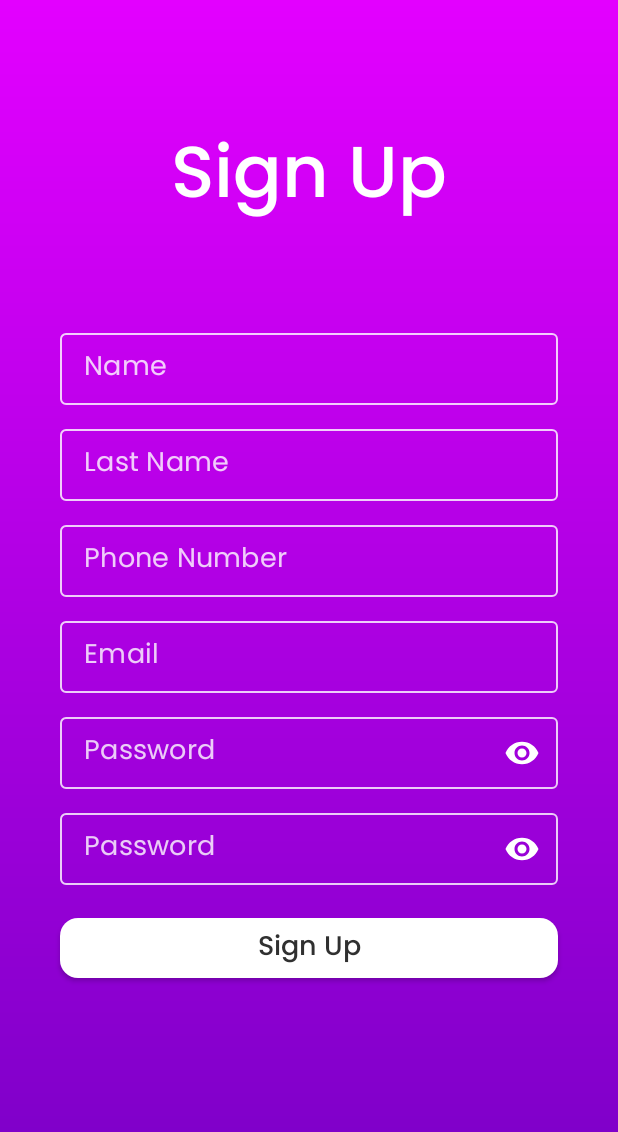
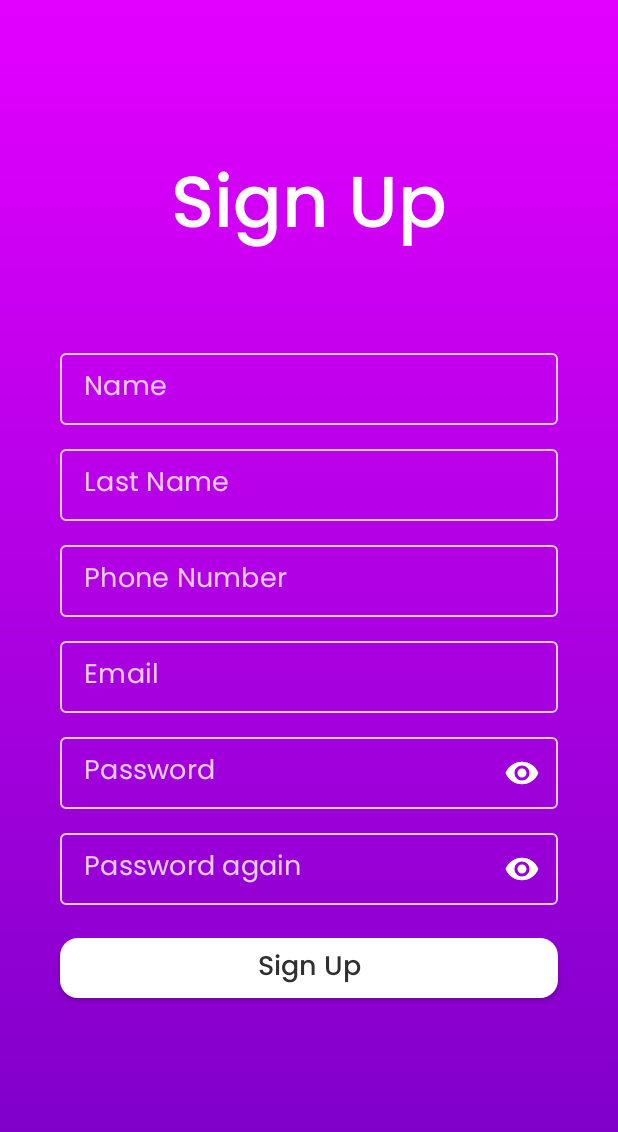
Before and after one commit to amoralesc/UWheels, an Android app: the SignUpFragment screen opened through its navigation route, on a phone screen of 412 x 824 dp. Shown: the top 1132 px of the screen. Run offline under Robolectric (Android 15) with nearby library versions, the phone set to English and light mode, and no system bars; our stand-ins replace navigation-ui.

Commit message:
Update fragment sign up view elements placing

```diff
--- a/app/src/main/res/layout/fragment_login.xml
+++ b/app/src/main/res/layout/fragment_login.xml
@@ -11,11 +11,11 @@
 	tools:context=".ui.login.LoginFragment">
 
 	<androidx.constraintlayout.widget.Guideline
-		android:id="@+id/guidelineHorizontalDivider"
+		android:id="@+id/guidelineHorizontalMiddle"
 		android:layout_width="wrap_content"
 		android:layout_height="wrap_content"
 		android:orientation="horizontal"
-		app:layout_constraintGuide_percent="0.58" />
+		app:layout_constraintGuide_percent="0.6" />
 
 	<TextView
 		android:id="@+id/textLogin"
@@ -106,7 +106,7 @@
 		android:layout_height="wrap_content"
 		android:layout_marginBottom="@dimen/margin_between_elements"
 		android:theme="@style/Widget.UWheels.TextInputLayout.OutlinedBox.Light"
-		app:layout_constraintBottom_toTopOf="@id/guidelineHorizontalDivider"
+		app:layout_constraintBottom_toTopOf="@id/guidelineHorizontalMiddle"
 		app:layout_constraintEnd_toEndOf="parent"
 		app:layout_constraintStart_toStartOf="parent"
 		app:passwordToggleEnabled="true"
@@ -132,7 +132,7 @@
 		app:backgroundTint="@null"
 		app:layout_constraintEnd_toEndOf="parent"
 		app:layout_constraintStart_toStartOf="parent"
-		app:layout_constraintTop_toTopOf="@id/guidelineHorizontalDivider" />
+		app:layout_constraintTop_toTopOf="@id/guidelineHorizontalMiddle" />
 
 	<TextView
 		android:id="@+id/forgotPassword"
@@ -167,6 +167,7 @@
 		style="@style/Widget.UWheels.ButtonPrimary.Medium"
 		android:layout_width="match_parent"
 		android:layout_height="wrap_content"
+		android:contentDescription="@string/press_to_sign_up"
 		android:layout_marginTop="@dimen/margin_between_elements"
 		android:text="@string/sign_up"
 		app:backgroundTint="@null"
--- a/app/src/main/res/layout/fragment_sign_up.xml
+++ b/app/src/main/res/layout/fragment_sign_up.xml
@@ -12,11 +12,11 @@
 	tools:context=".ui.signup.SignUpFragment">
 
 	<androidx.constraintlayout.widget.Guideline
-		android:id="@+id/guidelineHorizontalStart"
+		android:id="@+id/guidelineHorizontalMiddle"
 		android:layout_width="wrap_content"
 		android:layout_height="wrap_content"
 		android:orientation="horizontal"
-		app:layout_constraintGuide_percent="0.26" />
+		app:layout_constraintGuide_percent="0.6" />
 
 	<TextView
 		android:id="@+id/textSignUp"
@@ -26,20 +26,22 @@
 		android:text="@string/sign_up"
 		android:textAppearance="@style/TextAppearance.MaterialComponents.Headline3"
 		android:textColor="@color/white"
-		app:layout_constraintBottom_toTopOf="@+id/guidelineHorizontalStart"
+		app:layout_constraintBottom_toTopOf="@id/layoutName"
 		app:layout_constraintEnd_toEndOf="parent"
 		app:layout_constraintStart_toStartOf="parent"
-		app:layout_constraintTop_toTopOf="parent" />
+		app:layout_constraintTop_toTopOf="parent"
+		app:layout_constraintVertical_bias="0.6" />
 
 	<com.google.android.material.textfield.TextInputLayout
 		android:id="@+id/layoutName"
 		style="@style/Widget.UWheels.TextInputLayout.OutlinedBox.Light"
 		android:layout_width="match_parent"
 		android:layout_height="wrap_content"
+		android:layout_marginBottom="@dimen/margin_between_elements"
 		android:theme="@style/Widget.UWheels.TextInputLayout.OutlinedBox.Light"
+		app:layout_constraintBottom_toTopOf="@id/layoutLastName"
 		app:layout_constraintEnd_toEndOf="parent"
-		app:layout_constraintStart_toStartOf="parent"
-		app:layout_constraintTop_toTopOf="@id/guidelineHorizontalStart">
+		app:layout_constraintStart_toStartOf="parent">
 
 		<com.google.android.material.textfield.TextInputEditText
 			android:id="@+id/name"
@@ -56,11 +58,11 @@
 		style="@style/Widget.UWheels.TextInputLayout.OutlinedBox.Light"
 		android:layout_width="match_parent"
 		android:layout_height="wrap_content"
-		android:layout_marginTop="@dimen/margin_between_elements"
+		android:layout_marginBottom="@dimen/margin_between_elements"
 		android:theme="@style/Widget.UWheels.TextInputLayout.OutlinedBox.Light"
+		app:layout_constraintBottom_toTopOf="@id/layoutPhoneNumber"
 		app:layout_constraintEnd_toEndOf="parent"
-		app:layout_constraintStart_toStartOf="parent"
-		app:layout_constraintTop_toBottomOf="@id/layoutName">
+		app:layout_constraintStart_toStartOf="parent">
 
 		<com.google.android.material.textfield.TextInputEditText
 			android:id="@+id/lastName"
@@ -77,11 +79,11 @@
 		style="@style/Widget.UWheels.TextInputLayout.OutlinedBox.Light"
 		android:layout_width="match_parent"
 		android:layout_height="wrap_content"
-		android:layout_marginTop="@dimen/margin_between_elements"
+		android:layout_marginBottom="@dimen/margin_between_elements"
 		android:theme="@style/Widget.UWheels.TextInputLayout.OutlinedBox.Light"
+		app:layout_constraintBottom_toTopOf="@id/layoutEmail"
 		app:layout_constraintEnd_toEndOf="parent"
-		app:layout_constraintStart_toStartOf="parent"
-		app:layout_constraintTop_toBottomOf="@id/layoutLastName">
+		app:layout_constraintStart_toStartOf="parent">
 
 		<com.google.android.material.textfield.TextInputEditText
 			android:id="@+id/phoneNumber"
@@ -98,11 +100,11 @@
 		style="@style/Widget.UWheels.TextInputLayout.OutlinedBox.Light"
 		android:layout_width="match_parent"
 		android:layout_height="wrap_content"
-		android:layout_marginTop="@dimen/margin_between_elements"
+		android:layout_marginBottom="@dimen/margin_between_elements"
 		android:theme="@style/Widget.UWheels.TextInputLayout.OutlinedBox.Light"
+		app:layout_constraintBottom_toTopOf="@id/guidelineHorizontalMiddle"
 		app:layout_constraintEnd_toEndOf="parent"
-		app:layout_constraintStart_toStartOf="parent"
-		app:layout_constraintTop_toBottomOf="@id/layoutPhoneNumber">
+		app:layout_constraintStart_toStartOf="parent">
 
 		<com.google.android.material.textfield.TextInputEditText
 			android:id="@+id/email"
@@ -119,11 +121,10 @@
 		style="@style/Widget.UWheels.TextInputLayout.OutlinedBox.Light"
 		android:layout_width="match_parent"
 		android:layout_height="wrap_content"
-		android:layout_marginTop="@dimen/margin_between_elements"
 		android:theme="@style/Widget.UWheels.TextInputLayout.OutlinedBox.Light"
 		app:layout_constraintEnd_toEndOf="parent"
 		app:layout_constraintStart_toStartOf="parent"
-		app:layout_constraintTop_toBottomOf="@id/layoutEmail"
+		app:layout_constraintTop_toBottomOf="@id/guidelineHorizontalMiddle"
 		app:passwordToggleEnabled="true"
 		app:passwordToggleTint="@color/white">
 
@@ -155,7 +156,7 @@
 			style="@style/Widget.UWheels.TextInputEditText.OutlinedBox.Light"
 			android:layout_width="match_parent"
 			android:layout_height="wrap_content"
-			android:hint="@string/password"
+			android:hint="@string/password_again"
 			android:inputType="textPassword" />
 
 	</com.google.android.material.textfield.TextInputLayout>
@@ -166,6 +167,7 @@
 		android:layout_width="match_parent"
 		android:layout_height="wrap_content"
 		android:layout_marginTop="@dimen/margin_between_elements"
+		android:contentDescription="@string/press_to_sign_up"
 		android:text="@string/sign_up"
 		app:backgroundTint="@null"
 		app:layout_constraintEnd_toEndOf="parent"
--- a/app/src/main/res/values/strings.xml
+++ b/app/src/main/res/values/strings.xml
@@ -15,6 +15,7 @@
 	<string name="sign_up">Sign Up</string>
 	<string name="login_with_facebook">Login with Facebook</string>
 	<string name="press_to_login">Press to login</string>
+	<string name="press_to_sign_up">Press to sign up</string>
 
 	<string name="welcome">"Welcome!"</string>
 	<string name="invalid_username">Not a valid username</string>
@@ -27,4 +28,5 @@
 	<string name="last_name">Last Name</string>
 	<string name="phone_number">Phone Number</string>
 	<string name="cancel">Cancel</string>
+	<string name="password_again">Password again</string>
 </resources>
--- a/app/src/main/res/values/styles.xml
+++ b/app/src/main/res/values/styles.xml
@@ -56,6 +56,7 @@
 		<item name="hintEnabled">false</item>
 		<item name="colorControlActivated">@color/white</item>
 		<item name="colorControlNormal">@color/white</item>
+		<item name="android:textAppearance">@style/Widget.MaterialComponents.Button.OutlinedButton</item>
 	</style>
 
 	<style name="Widget.UWheels.TextInputEditText.OutlinedBox.Light" parent="">
```
